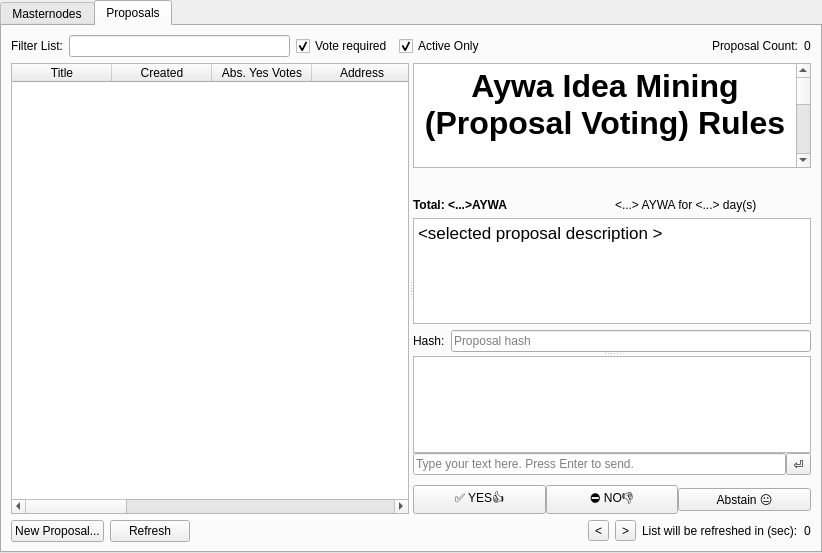
Qt form src/qt/forms/masternodelist.ui (GetAywa/AywaCore) before a commit.
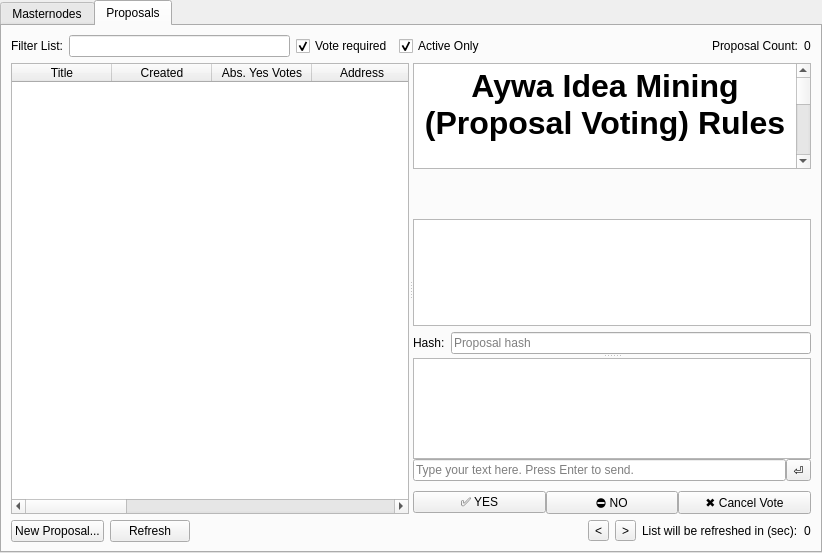
The same form after that commit.

```diff
--- a/src/qt/forms/masternodelist.ui
+++ b/src/qt/forms/masternodelist.ui
@@ -500,12 +500,17 @@
                  </item>
                  <item row="2" column="1">
                   <widget class="QTextEdit" name="ProposalDescription_plainTextEdit">
+                   <property name="font">
+                    <font>
+                     <pointsize>12</pointsize>
+                    </font>
+                   </property>
                    <property name="html">
                     <string>&lt;!DOCTYPE HTML PUBLIC &quot;-//W3C//DTD HTML 4.0//EN&quot; &quot;http://www.w3.org/TR/REC-html40/strict.dtd&quot;&gt;
 &lt;html&gt;&lt;head&gt;&lt;meta name=&quot;qrichtext&quot; content=&quot;1&quot; /&gt;&lt;style type=&quot;text/css&quot;&gt;
 p, li { white-space: pre-wrap; }
-&lt;/style&gt;&lt;/head&gt;&lt;body style=&quot; font-family:'.SF NS Text'; font-size:13pt; font-weight:400; font-style:normal;&quot;&gt;
-&lt;p style=&quot; margin-top:0px; margin-bottom:0px; margin-left:0px; margin-right:0px; -qt-block-indent:0; text-indent:0px;&quot;&gt;&amp;lt;selected proposal description &amp;gt;&lt;/p&gt;&lt;/body&gt;&lt;/html&gt;</string>
+&lt;/style&gt;&lt;/head&gt;&lt;body style=&quot; font-family:'.SF NS Text'; font-size:12pt; font-weight:400; font-style:normal;&quot;&gt;
+&lt;p style=&quot;-qt-paragraph-type:empty; margin-top:0px; margin-bottom:0px; margin-left:0px; margin-right:0px; -qt-block-indent:0; text-indent:0px; font-size:13pt;&quot;&gt;&lt;br /&gt;&lt;/p&gt;&lt;/body&gt;&lt;/html&gt;</string>
                    </property>
                   </widget>
                  </item>
@@ -524,7 +529,7 @@
                       </font>
                      </property>
                      <property name="text">
-                      <string>&lt;SELECTED PROPOSAL_NAME&gt;</string>
+                      <string/>
                      </property>
                     </widget>
                    </item>
@@ -537,7 +542,7 @@
                       </font>
                      </property>
                      <property name="text">
-                      <string>Total: &lt;...&gt;AYWA</string>
+                      <string/>
                      </property>
                      <property name="alignment">
                       <set>Qt::AlignLeading|Qt::AlignLeft|Qt::AlignVCenter</set>
@@ -547,14 +552,14 @@
                    <item row="5" column="1">
                     <widget class="QLabel" name="labelProposalAmountAndDays">
                      <property name="text">
-                      <string>&lt;...&gt; AYWA for &lt;...&gt; day(s)</string>
+                      <string/>
                      </property>
                     </widget>
                    </item>
                    <item row="4" column="1">
                     <widget class="QLabel" name="labelProposalFromToDate">
                      <property name="text">
-                      <string>&lt;selected proposal period&gt;</string>
+                      <string/>
                      </property>
                     </widget>
                    </item>
@@ -598,21 +603,21 @@
                    <item>
                     <widget class="QPushButton" name="bnVoteYes">
                      <property name="text">
-                      <string>✅ YES👍</string>
+                      <string>✅ YES</string>
                      </property>
                     </widget>
                    </item>
                    <item>
                     <widget class="QPushButton" name="bnVoteNo">
                      <property name="text">
-                      <string>⛔️ NO👎</string>
+                      <string>⛔️ NO</string>
                      </property>
                     </widget>
                    </item>
                    <item>
                     <widget class="QPushButton" name="bnVoteAbstain">
                      <property name="text">
-                      <string>Abstain 😐</string>
+                      <string>✖️ Cancel Vote</string>
                      </property>
                     </widget>
                    </item>
```
Left out of the diff: 5 changed lines with no effect on the pictures.
